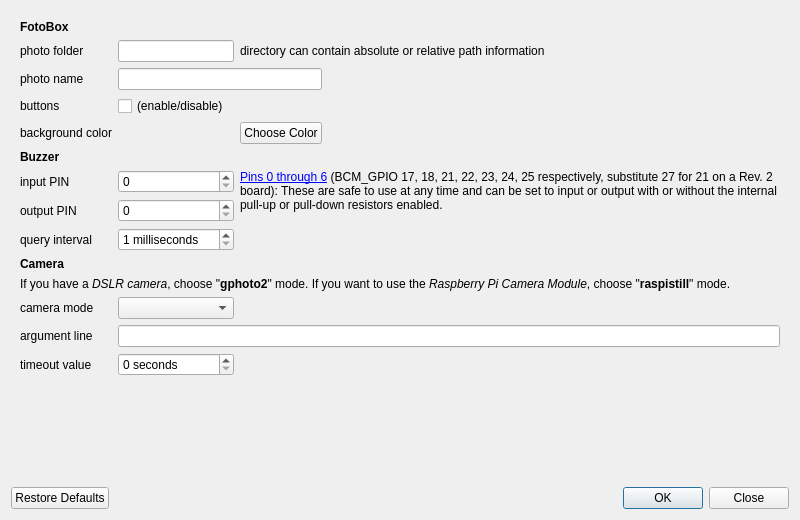
Above: preferences.ui from tomikais/fotobox before the change. Below: the same form after it.
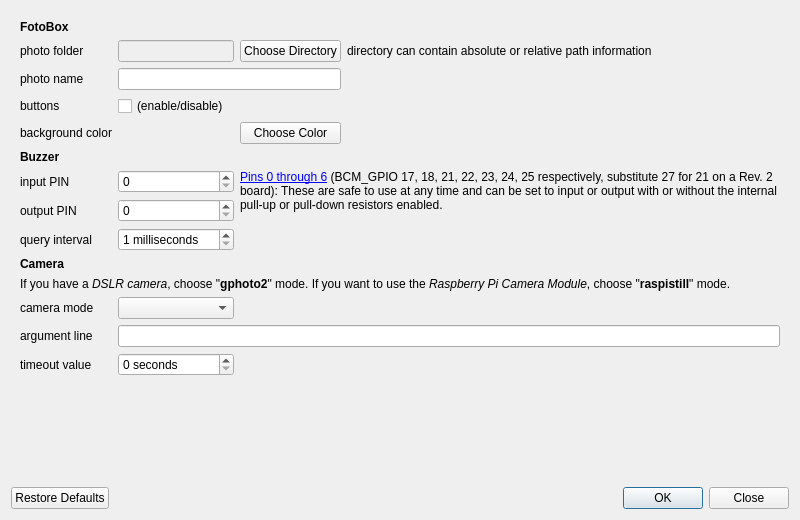
That is the form after the change.

Commit message: prepare for Choose Folder Dialog

Diff of the .ui file:
```diff
--- a/preferences.ui
+++ b/preferences.ui
@@ -34,8 +34,8 @@
        <rect>
         <x>0</x>
         <y>0</y>
-        <width>776</width>
-        <height>468</height>
+        <width>782</width>
+        <height>473</height>
        </rect>
       </property>
       <property name="mouseTracking">
@@ -196,18 +196,15 @@
          </item>
          <item row="2" column="1">
           <widget class="QLineEdit" name="txtPhotoFolder">
+           <property name="enabled">
+            <bool>false</bool>
+           </property>
            <property name="sizePolicy">
             <sizepolicy hsizetype="Minimum" vsizetype="Fixed">
              <horstretch>0</horstretch>
              <verstretch>0</verstretch>
             </sizepolicy>
            </property>
-           <property name="text">
-            <string/>
-           </property>
-           <property name="clearButtonEnabled">
-            <bool>true</bool>
-           </property>
           </widget>
          </item>
          <item row="12" column="0">
@@ -312,16 +309,6 @@
            </property>
           </widget>
          </item>
-         <item row="2" column="2" colspan="2">
-          <widget class="QLabel" name="lblPhotoFolderInfo">
-           <property name="text">
-            <string>directory can contain absolute or relative path information</string>
-           </property>
-           <property name="wordWrap">
-            <bool>true</bool>
-           </property>
-          </widget>
-         </item>
          <item row="3" column="1" colspan="2">
           <widget class="QLineEdit" name="txtPhotoName">
            <property name="sizePolicy">
@@ -345,6 +332,23 @@
            </property>
           </widget>
          </item>
+         <item row="2" column="3">
+          <widget class="QLabel" name="lblPhotoFolderInfo">
+           <property name="text">
+            <string>directory can contain absolute or relative path information</string>
+           </property>
+           <property name="wordWrap">
+            <bool>true</bool>
+           </property>
+          </widget>
+         </item>
+         <item row="2" column="2">
+          <widget class="QPushButton" name="btnChooseDirectory">
+           <property name="text">
+            <string>Choose Directory</string>
+           </property>
+          </widget>
+         </item>
         </layout>
        </item>
        <item>
```
The commit also changes 1 other file.
